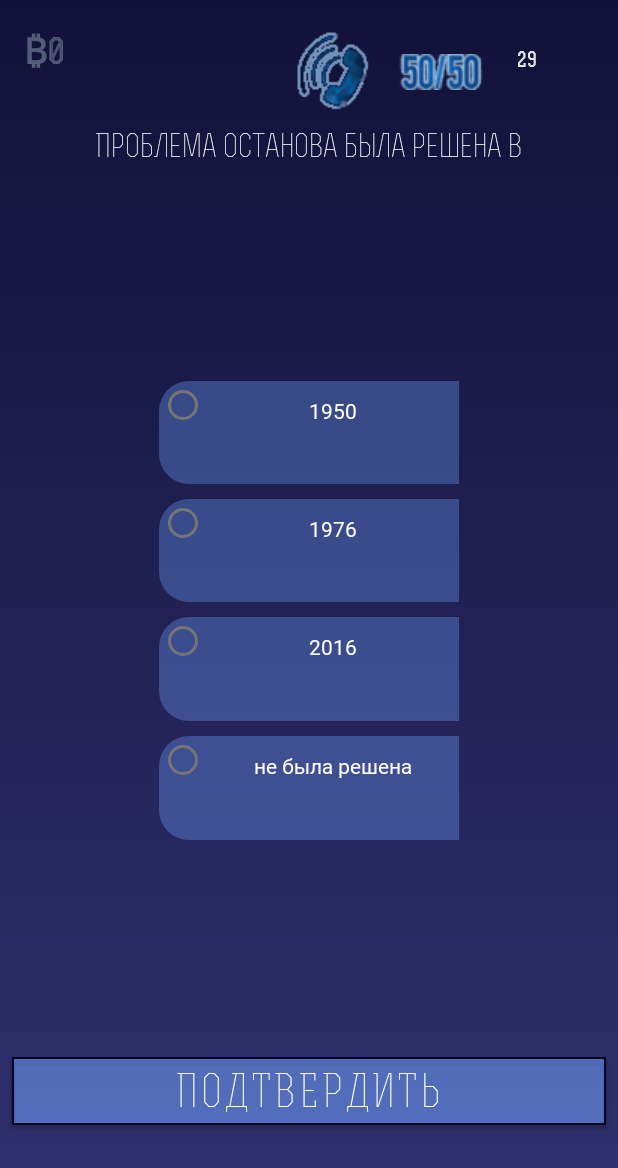
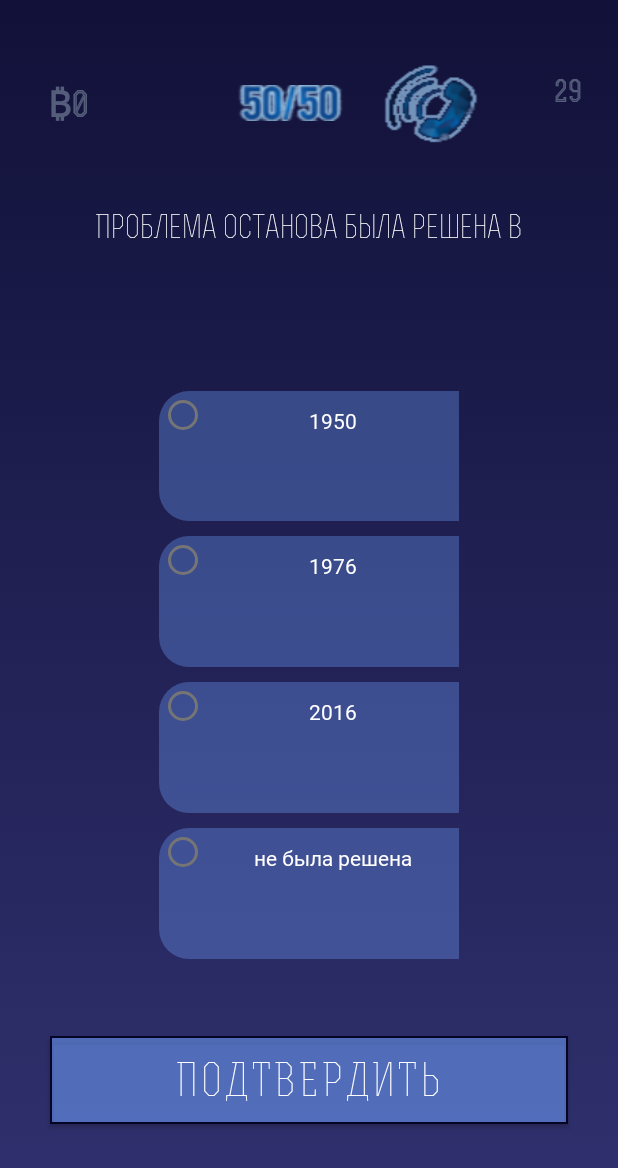
Before and after one commit to MariaForester/WhoWantsToBecomeLowLevelProgrammer, an Android app: the LocalGamePlayMode screen opened directly, with no data from a screen before it, on a phone screen of 412 x 824 dp. Shown: the top 1168 px of the screen. Run offline under Robolectric (Android 15) with nearby library versions, the phone set to English and light mode, and no system bars.

Commit message:
Linear layout to the LocalGamePlayMode was added

```diff
--- a/app/src/main/res/layout/activity_local_game_play_mode.xml
+++ b/app/src/main/res/layout/activity_local_game_play_mode.xml
@@ -16,8 +16,9 @@
         android:layout_marginTop="8dp"
         android:layout_marginEnd="8dp"
         android:layout_marginBottom="8dp"
-        android:gravity="center"
+        android:gravity="top"
         android:orientation="vertical"
+        android:weightSum="100"
         app:layout_constraintBottom_toBottomOf="parent"
         app:layout_constraintEnd_toEndOf="parent"
         app:layout_constraintHorizontal_bias="0.0"
@@ -25,11 +26,139 @@
         app:layout_constraintTop_toTopOf="parent"
         app:layout_constraintVertical_bias="0.0">
 
+        <LinearLayout
+            android:id="@+id/locplaymode_linear_2"
+            android:layout_width="match_parent"
+            android:layout_height="0dp"
+            android:layout_marginStart="8dp"
+            android:layout_marginTop="8dp"
+            android:layout_marginEnd="8dp"
+            android:layout_marginBottom="8dp"
+            android:layout_weight="15"
+            android:orientation="horizontal"
+            android:weightSum="100"
+            app:layout_constraintBottom_toBottomOf="parent"
+            app:layout_constraintEnd_toEndOf="parent"
+            app:layout_constraintHorizontal_bias="1.0"
+            app:layout_constraintStart_toStartOf="parent"
+            app:layout_constraintTop_toTopOf="parent"
+            app:layout_constraintVertical_bias="0.0">
+
+            <TextView
+                android:id="@+id/reward"
+                android:layout_width="0dp"
+                android:layout_height="wrap_content"
+                android:layout_gravity="center"
+                android:layout_marginStart="16dp"
+                android:layout_marginTop="8dp"
+                android:layout_marginEnd="8dp"
+                android:layout_marginBottom="8dp"
+                android:layout_weight="35"
+                android:text="TextView"
+                android:textColor="@color/transparentLightBlue"
+                android:textSize="24sp"
+                app:fontFamily="@font/rex_bold_inline"
+                app:layout_constraintBottom_toBottomOf="parent"
+                app:layout_constraintEnd_toEndOf="parent"
+                app:layout_constraintHorizontal_bias="0.0"
+                app:layout_constraintStart_toStartOf="parent"
+                app:layout_constraintTop_toTopOf="parent"
+                app:layout_constraintVertical_bias="0.011" />
+
+            <ImageButton
+                android:id="@+id/btn_fifty_help"
+                android:layout_width="0dp"
+                android:layout_height="wrap_content"
+                android:layout_gravity="center"
+                android:layout_marginStart="8dp"
+                android:layout_marginTop="8dp"
+                android:layout_marginEnd="8dp"
+                android:layout_marginBottom="8dp"
+                android:layout_weight="25"
+                android:background="@drawable/verysmall5050"
+                android:clickable="true"
+                android:contentDescription="@string/fifty_fifty_description"
+                android:focusable="true"
+                app:layout_constraintBottom_toBottomOf="parent"
+                app:layout_constraintEnd_toEndOf="parent"
+                app:layout_constraintHorizontal_bias="0.757"
+                app:layout_constraintStart_toStartOf="@+id/linearLayout"
+                app:layout_constraintTop_toTopOf="parent"
+                app:layout_constraintVertical_bias="0.036" />
+
+            <ImageButton
+                android:id="@+id/btn_call_help"
+                android:layout_width="0dp"
+                android:layout_height="wrap_content"
+                android:layout_gravity="center"
+                android:layout_marginStart="8dp"
+                android:layout_marginTop="8dp"
+                android:layout_marginEnd="8dp"
+                android:layout_marginBottom="8dp"
+                android:layout_weight="25"
+                android:background="@drawable/callveysmall"
+                android:clickable="true"
+                android:contentDescription="@string/contact_friend_description"
+                android:focusable="true"
+                app:layout_constraintBottom_toBottomOf="@+id/linearLayout"
+                app:layout_constraintEnd_toStartOf="@+id/btn_fifty_help"
+                app:layout_constraintHorizontal_bias="0.977"
+                app:layout_constraintStart_toStartOf="@+id/linearLayout"
+                app:layout_constraintTop_toTopOf="parent"
+                app:layout_constraintVertical_bias="0.012" />
+
+            <TextView
+                android:id="@+id/local_game_play_mode_counter"
+                android:layout_width="0dp"
+                android:layout_height="wrap_content"
+                android:layout_gravity="center"
+                android:layout_marginStart="8dp"
+                android:layout_marginEnd="8dp"
+                android:layout_marginBottom="8dp"
+                android:layout_weight="15"
+                android:gravity="end"
+                android:text="TextView"
+                android:textSize="20sp"
+                android:textColor="@color/transparentLightBlue"
+                app:fontFamily="@font/rex_bold_inline"
+                app:layout_constraintBottom_toBottomOf="parent"
+                app:layout_constraintEnd_toEndOf="parent"
+                app:layout_constraintHorizontal_bias="0.976"
+                app:layout_constraintStart_toStartOf="parent"
+                app:layout_constraintTop_toTopOf="parent"
+                app:layout_constraintVertical_bias="0.039" />
+
+        </LinearLayout>
+
+        <TextView
+            android:id="@+id/question"
+            android:layout_weight="15"
+            android:layout_width="match_parent"
+            android:layout_height="0dp"
+            android:layout_marginStart="8dp"
+            android:layout_marginTop="8dp"
+            android:layout_marginEnd="8dp"
+            android:layout_marginBottom="8dp"
+            android:gravity="center_horizontal"
+            android:textColor="@color/textColor"
+            android:textSize="21sp"
+            app:fontFamily="@font/rex_light"
+            app:layout_constraintBottom_toBottomOf="parent"
+            app:layout_constraintEnd_toEndOf="parent"
+            app:layout_constraintHorizontal_bias="0.0"
+            app:layout_constraintStart_toStartOf="parent"
+            app:layout_constraintTop_toTopOf="@+id/linearLayout"
+            app:layout_constraintVertical_bias="0.087" />
+
+
         <RadioGroup
             android:id="@+id/radioGroup"
             android:layout_width="200dp"
-            android:layout_height="316dp"
-            android:layout_gravity="center">
+            android:layout_height="0dp"
+            android:layout_gravity="center"
+            android:layout_weight="55"
+            android:layout_margin="10dp"
+            >
 
             <RadioButton
                 android:id="@+id/option_1"
@@ -97,42 +226,24 @@
 
         </RadioGroup>
 
-    </LinearLayout>
-
-    <TextView
-        android:id="@+id/question"
-        android:layout_width="match_parent"
-        android:layout_height="wrap_content"
-        android:layout_marginStart="8dp"
-        android:layout_marginTop="8dp"
-        android:layout_marginEnd="8dp"
-        android:layout_marginBottom="8dp"
-        android:gravity="center_horizontal"
-        android:textColor="@color/textColor"
-        android:textSize="21sp"
-        app:fontFamily="@font/rex_light"
-        app:layout_constraintBottom_toBottomOf="parent"
-        app:layout_constraintEnd_toEndOf="parent"
-        app:layout_constraintHorizontal_bias="0.0"
-        app:layout_constraintStart_toStartOf="parent"
-        app:layout_constraintTop_toTopOf="@+id/linearLayout"
-        app:layout_constraintVertical_bias="0.087" />
-
         <com.google.android.material.button.MaterialButton
             android:id="@+id/submit_loc_mode"
             android:layout_width="match_parent"
-        android:layout_height="wrap_content"
+            android:layout_height="0dp"
+            android:layout_gravity="bottom"
             android:layout_marginStart="8dp"
             android:layout_marginLeft="8dp"
             android:layout_marginTop="8dp"
             android:layout_marginEnd="8dp"
             android:layout_marginRight="8dp"
             android:layout_marginBottom="68dp"
+            android:layout_weight="10"
             android:backgroundTint="@color/buttons"
             android:onClick="btnPressed"
             android:text="@string/submit_rus"
             android:textColor="@color/textColor"
             android:textSize="30sp"
+            android:layout_margin="25dp"
             app:cornerRadius="0dp"
             app:fontFamily="@font/rex_light"
             app:layout_constraintBottom_toBottomOf="parent"
@@ -144,75 +255,6 @@
             app:rippleColor="#33AAAAAA"
             app:strokeColor="@color/darkBlue"
             app:strokeWidth="1.5dp" />
-
-    <TextView
-        android:id="@+id/reward"
-        android:layout_width="91dp"
-        android:layout_height="42dp"
-        android:layout_marginStart="16dp"
-        android:layout_marginTop="8dp"
-        android:layout_marginEnd="8dp"
-        android:layout_marginBottom="8dp"
-        android:text="TextView"
-        android:textColor="@color/transparentLightBlue"
-        android:textSize="24sp"
-        app:fontFamily="@font/rex_bold_inline"
-        app:layout_constraintBottom_toBottomOf="parent"
-        app:layout_constraintEnd_toEndOf="parent"
-        app:layout_constraintHorizontal_bias="0.0"
-        app:layout_constraintStart_toStartOf="parent"
-        app:layout_constraintTop_toTopOf="parent"
-        app:layout_constraintVertical_bias="0.011" />
-
-    <TextView
-        android:id="@+id/local_game_play_mode_counter"
-        android:layout_width="51dp"
-        android:layout_height="37dp"
-        android:layout_marginStart="8dp"
-        android:layout_marginEnd="8dp"
-        android:layout_marginBottom="8dp"
-        android:text="TextView"
-        android:textColor="@color/textColor"
-        app:fontFamily="@font/rex_bold_inline"
-        app:layout_constraintBottom_toBottomOf="parent"
-        app:layout_constraintEnd_toEndOf="parent"
-        app:layout_constraintHorizontal_bias="0.976"
-        app:layout_constraintStart_toStartOf="parent"
-        app:layout_constraintTop_toTopOf="parent"
-        app:layout_constraintVertical_bias="0.039" />
-
-    <ImageButton
-        android:id="@+id/btn_fifty_help"
-        android:layout_width="wrap_content"
-        android:layout_height="wrap_content"
-        android:layout_marginStart="8dp"
-        android:layout_marginTop="8dp"
-        android:layout_marginEnd="8dp"
-        android:layout_marginBottom="8dp"
-        android:background="@drawable/verysmall5050"
-        android:clickable="true"
-        app:layout_constraintBottom_toBottomOf="parent"
-        app:layout_constraintEnd_toEndOf="parent"
-        app:layout_constraintHorizontal_bias="0.757"
-        app:layout_constraintStart_toStartOf="@+id/linearLayout"
-        app:layout_constraintTop_toTopOf="parent"
-        app:layout_constraintVertical_bias="0.036" />
-
-    <ImageButton
-        android:id="@+id/btn_call_help"
-        android:layout_width="wrap_content"
-        android:layout_height="wrap_content"
-        android:layout_marginStart="8dp"
-        android:layout_marginTop="8dp"
-        android:layout_marginEnd="8dp"
-        android:layout_marginBottom="8dp"
-        android:background="@drawable/callveysmall"
-        android:clickable="true"
-        app:layout_constraintBottom_toBottomOf="@+id/linearLayout"
-        app:layout_constraintEnd_toStartOf="@+id/btn_fifty_help"
-        app:layout_constraintHorizontal_bias="0.977"
-        app:layout_constraintStart_toStartOf="@+id/linearLayout"
-        app:layout_constraintTop_toTopOf="parent"
-        app:layout_constraintVertical_bias="0.012" />
+    </LinearLayout>
 
 </androidx.constraintlayout.widget.ConstraintLayout>
--- a/app/src/main/res/values/strings.xml
+++ b/app/src/main/res/values/strings.xml
@@ -22,4 +22,6 @@
     <string name="prog_btn_9">₿ 500</string>
     <string name="prog_btn_10">₿ 100</string>
     <string name="the_next_question_rus">Следующий вопрос появится через:</string>
+    <string name="fifty_fifty_description">Fifty-fifty help</string>
+    <string name="contact_friend_description">Contact friend for help</string>
 </resources>
```
Lines whose indentation alone changed are shown as unchanged.
